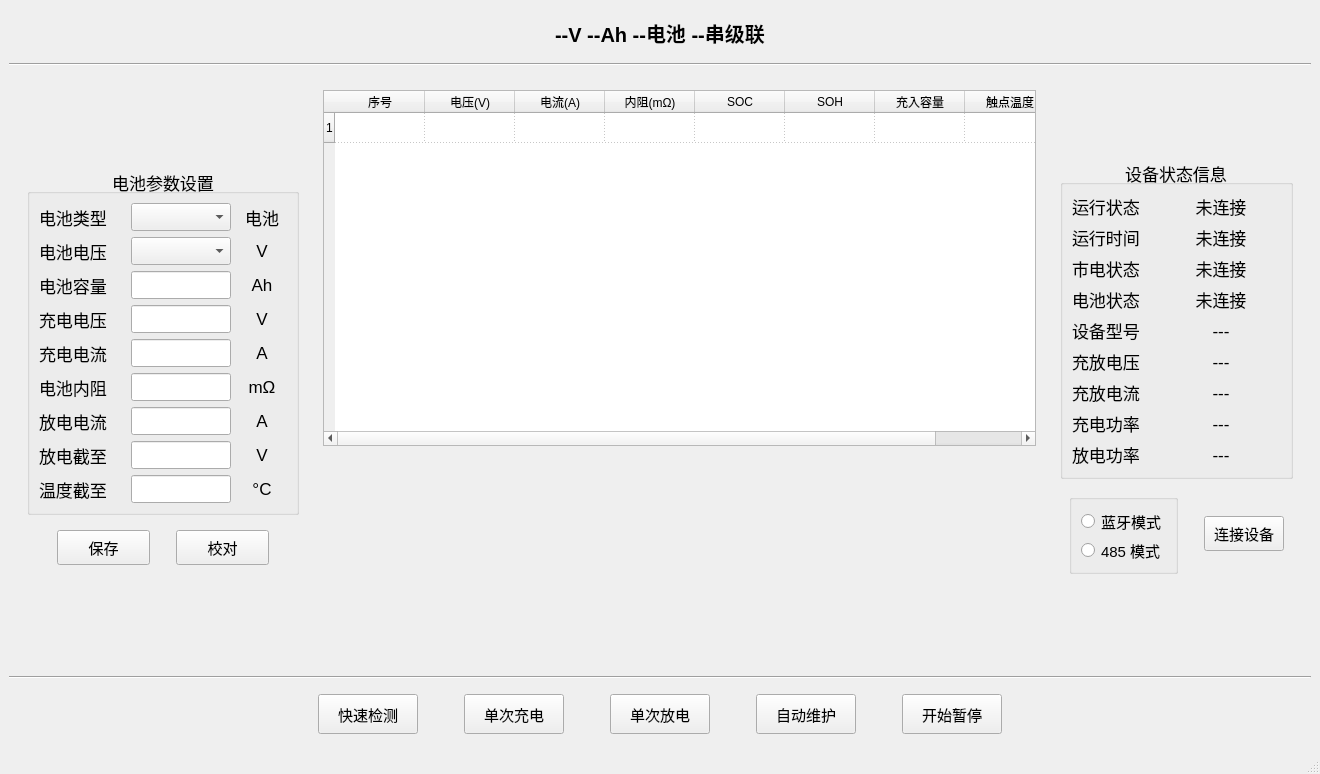
This is mainwindow.ui in ryanwong1999/BatteryMaster_Qt as Qt 5 draws it before an edit. The edited form follows.
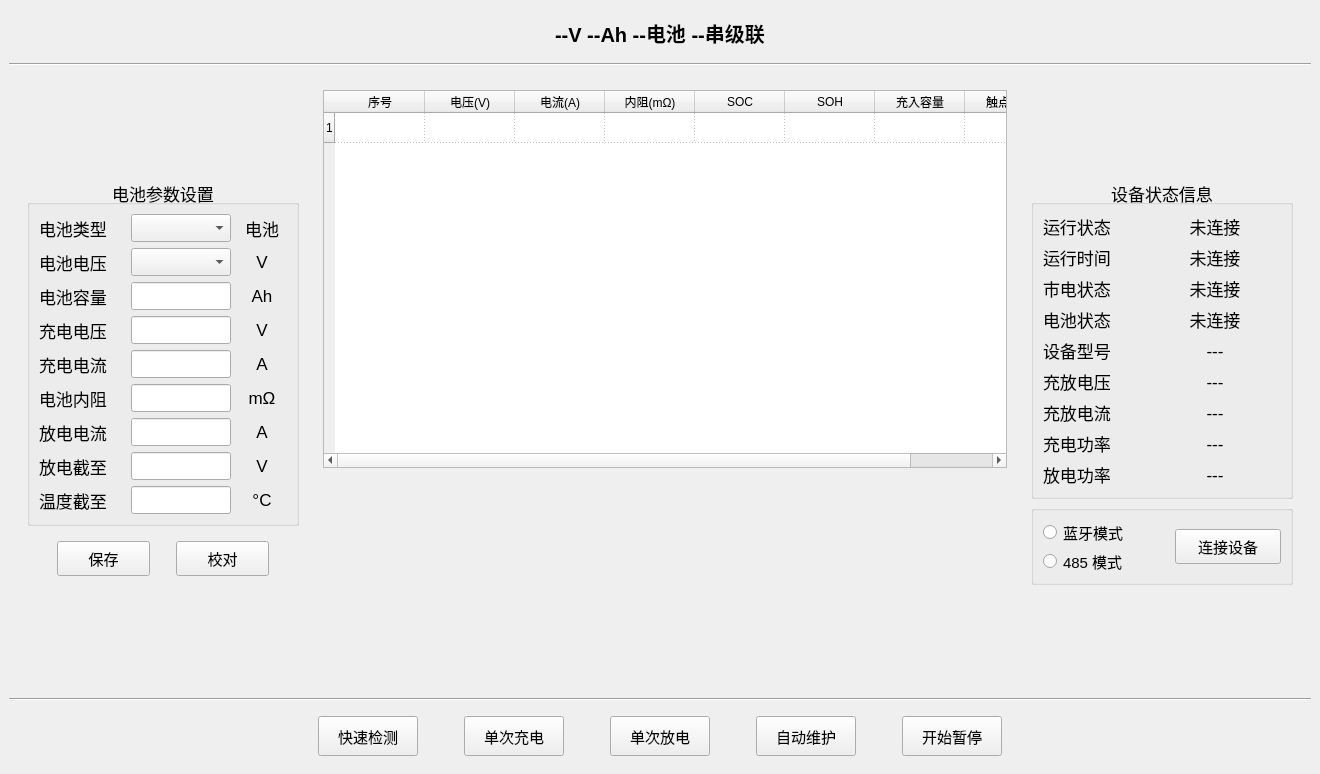
This is the edited form. Icons and pictures are not drawn.

Patch:
```diff
--- a/mainwindow.ui
+++ b/mainwindow.ui
@@ -29,6 +29,22 @@
        </font>
       </property>
       <layout class="QHBoxLayout" name="horizontalLayout_6">
+       <item>
+        <widget class="QLabel" name="label">
+         <property name="minimumSize">
+          <size>
+           <width>100</width>
+           <height>30</height>
+          </size>
+         </property>
+         <property name="styleSheet">
+          <string notr="true">image: url(:/css/logo.png)</string>
+         </property>
+         <property name="text">
+          <string/>
+         </property>
+        </widget>
+       </item>
        <item>
         <spacer name="horizontalSpacer">
          <property name="orientation">
@@ -69,6 +85,19 @@
          </property>
         </spacer>
        </item>
+       <item>
+        <widget class="QLabel" name="label_2">
+         <property name="minimumSize">
+          <size>
+           <width>100</width>
+           <height>30</height>
+          </size>
+         </property>
+         <property name="text">
+          <string/>
+         </property>
+        </widget>
+       </item>
       </layout>
      </widget>
     </item>
@@ -140,6 +169,21 @@
             </property>
             <layout class="QVBoxLayout" name="verticalLayout_3">
              <item>
+              <widget class="QWidget" name="widget_11" native="true">
+               <layout class="QVBoxLayout" name="verticalLayout_9">
+                <property name="leftMargin">
+                 <number>0</number>
+                </property>
+                <property name="topMargin">
+                 <number>0</number>
+                </property>
+                <property name="rightMargin">
+                 <number>0</number>
+                </property>
+                <property name="bottomMargin">
+                 <number>0</number>
+                </property>
+                <item>
               <layout class="QGridLayout" name="gridLayout">
                <item row="6" column="1">
                 <widget class="QLineEdit" name="EditDischargeA">
@@ -630,6 +674,9 @@
             </layout>
            </widget>
           </item>
+            </layout>
+           </widget>
+          </item>
           <item>
            <widget class="QWidget" name="widget_5" native="true">
             <layout class="QHBoxLayout" name="horizontalLayout_2">
@@ -749,11 +796,48 @@
          </property>
          <layout class="QVBoxLayout" name="verticalLayout_8">
           <item>
+           <widget class="QWidget" name="widget_10" native="true">
+            <layout class="QHBoxLayout" name="horizontalLayout_7">
+             <property name="leftMargin">
+              <number>0</number>
+             </property>
+             <property name="topMargin">
+              <number>0</number>
+             </property>
+             <property name="rightMargin">
+              <number>0</number>
+             </property>
+             <property name="bottomMargin">
+              <number>0</number>
+             </property>
+             <item>
+              <spacer name="horizontalSpacer_14">
+               <property name="orientation">
+                <enum>Qt::Horizontal</enum>
+               </property>
+               <property name="sizeType">
+                <enum>QSizePolicy::Preferred</enum>
+               </property>
+               <property name="sizeHint" stdset="0">
+                <size>
+                 <width>40</width>
+                 <height>20</height>
+                </size>
+               </property>
+              </spacer>
+             </item>
+             <item>
            <widget class="QTableWidget" name="infoTable">
             <property name="minimumSize">
              <size>
-              <width>650</width>
-              <height>250</height>
+                 <width>684</width>
+                 <height>332</height>
+                </size>
+               </property>
+               <property name="maximumSize">
+                <size>
+                 <width>800</width>
+                 <height>500</height>
              </size>
             </property>
             <property name="gridStyle">
@@ -819,6 +903,25 @@
            </widget>
           </item>
           <item>
+              <spacer name="horizontalSpacer_6">
+               <property name="orientation">
+                <enum>Qt::Horizontal</enum>
+               </property>
+               <property name="sizeType">
+                <enum>QSizePolicy::Preferred</enum>
+               </property>
+               <property name="sizeHint" stdset="0">
+                <size>
+                 <width>40</width>
+                 <height>20</height>
+                </size>
+               </property>
+              </spacer>
+             </item>
+            </layout>
+           </widget>
+          </item>
+          <item>
            <widget class="QWidget" name="widget" native="true">
             <property name="minimumSize">
              <size>
@@ -852,7 +955,7 @@
         <widget class="QWidget" name="widget_9" native="true">
          <property name="minimumSize">
           <size>
-           <width>240</width>
+           <width>280</width>
            <height>0</height>
           </size>
          </property>
@@ -891,6 +994,21 @@
             </property>
             <layout class="QVBoxLayout" name="verticalLayout_4">
              <item>
+              <widget class="QWidget" name="widget_12" native="true">
+               <layout class="QVBoxLayout" name="verticalLayout_10">
+                <property name="leftMargin">
+                 <number>0</number>
+                </property>
+                <property name="topMargin">
+                 <number>0</number>
+                </property>
+                <property name="rightMargin">
+                 <number>0</number>
+                </property>
+                <property name="bottomMargin">
+                 <number>0</number>
+                </property>
+                <item>
               <layout class="QGridLayout" name="gridLayout_2">
                <item row="2" column="0">
                 <widget class="QLabel" name="label_30">
@@ -1158,9 +1276,24 @@
             </layout>
            </widget>
           </item>
+            </layout>
+           </widget>
+          </item>
           <item>
            <widget class="QWidget" name="widget_2" native="true">
             <layout class="QHBoxLayout" name="horizontalLayout_3">
+             <property name="leftMargin">
+              <number>0</number>
+             </property>
+             <property name="topMargin">
+              <number>0</number>
+             </property>
+             <property name="rightMargin">
+              <number>0</number>
+             </property>
+             <property name="bottomMargin">
+              <number>0</number>
+             </property>
              <item>
               <widget class="QGroupBox" name="mode_select_box">
                <property name="maximumSize">
@@ -1178,7 +1311,22 @@
                <property name="title">
                 <string/>
                </property>
-               <layout class="QVBoxLayout" name="verticalLayout">
+               <layout class="QHBoxLayout" name="horizontalLayout_8">
+                <item>
+                 <widget class="QWidget" name="widget_mode" native="true">
+                  <layout class="QVBoxLayout" name="verticalLayout_11">
+                   <property name="leftMargin">
+                    <number>0</number>
+                   </property>
+                   <property name="topMargin">
+                    <number>0</number>
+                   </property>
+                   <property name="rightMargin">
+                    <number>0</number>
+                   </property>
+                   <property name="bottomMargin">
+                    <number>0</number>
+                   </property>
                 <item>
                  <widget class="QRadioButton" name="radioBtn_blue">
                   <property name="sizePolicy">
@@ -1271,6 +1419,9 @@
             </layout>
            </widget>
           </item>
+            </layout>
+           </widget>
+          </item>
           <item>
            <spacer name="verticalSpacer_3">
             <property name="orientation">
@@ -1521,17 +1672,6 @@
     </item>
    </layout>
   </widget>
-  <widget class="QMenuBar" name="menubar">
-   <property name="geometry">
-    <rect>
-     <x>0</x>
-     <y>0</y>
-     <width>1320</width>
-     <height>26</height>
-    </rect>
-   </property>
-  </widget>
-  <widget class="QStatusBar" name="statusbar"/>
  </widget>
  <resources/>
  <connections/>
```
Lines whose indentation alone changed are shown as unchanged.
